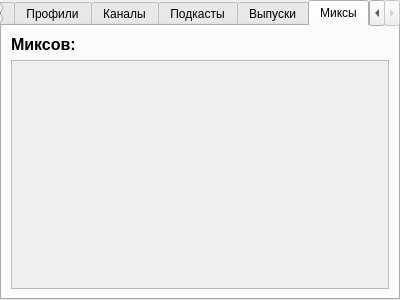
pamugk/deezer-qt-client, file pages/searchpage.ui: the form before one commit.
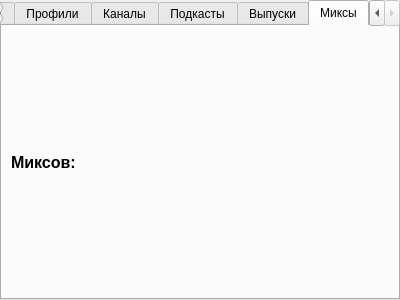
The form after the commit. The open tabs and pages were chosen to show the change.

Patch:
```diff
--- a/pages/searchpage.ui
+++ b/pages/searchpage.ui
@@ -328,34 +328,6 @@
       </property>
      </widget>
     </item>
-    <item>
-     <widget class="QScrollArea" name="mixScrollArea">
-      <property name="widgetResizable">
-       <bool>true</bool>
-      </property>
-      <widget class="QWidget" name="mixContents">
-       <property name="geometry">
-        <rect>
-         <x>0</x>
-         <y>0</y>
-         <width>376</width>
-         <height>229</height>
-        </rect>
-       </property>
-       <property name="sizePolicy">
-        <sizepolicy hsizetype="Preferred" vsizetype="Expanding">
-         <horstretch>0</horstretch>
-         <verstretch>0</verstretch>
-        </sizepolicy>
-       </property>
-       <layout class="QVBoxLayout" name="verticalLayout_20">
-        <item>
-         <layout class="QGridLayout" name="mixGrid"/>
-        </item>
-       </layout>
-      </widget>
-     </widget>
-    </item>
    </layout>
   </widget>
  </widget>
```
Left out of the diff: 12 changed lines with no effect on the pictures.
